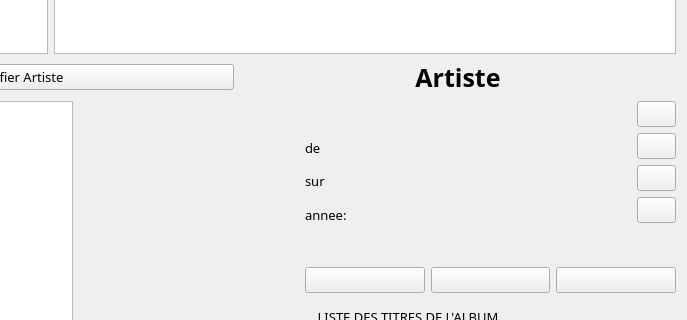
Before: the Qt Designer form projet-musique/core/ongletmp3.ui in toopoormaghell/projet-musique, drawn with Qt 5; both pictures show x 213 to 900 and y 107 to 427 of the 900 by 931 pixel window.
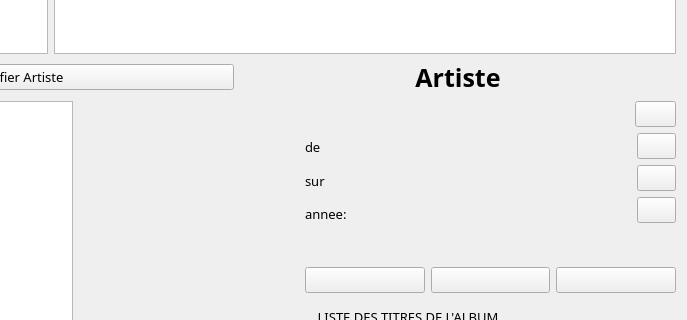
After: the same form once the commit is applied. Icons and pictures are not drawn.

Commit message:
Rectification dans le dialogajouterphys.cpp sur un mauvais type.
Ajustement de l'affichage du titre sur l'ongletMP3

Diff of the .ui file:
```diff
--- a/projet-musique/core/ongletmp3.ui
+++ b/projet-musique/core/ongletmp3.ui
@@ -263,6 +263,58 @@
        <property name="sizeConstraint">
         <enum>QLayout::SetDefaultConstraint</enum>
        </property>
+       <item>
+        <layout class="QHBoxLayout" name="horizontalLayout_8">
+         <item>
+          <widget class="QLabel" name="Titre">
+           <property name="minimumSize">
+            <size>
+             <width>480</width>
+             <height>0</height>
+            </size>
+           </property>
+           <property name="maximumSize">
+            <size>
+             <width>480</width>
+             <height>16777215</height>
+            </size>
+           </property>
+           <property name="accessibleName">
+            <string>TitreWidget</string>
+           </property>
+           <property name="text">
+            <string/>
+           </property>
+           <property name="alignment">
+            <set>Qt::AlignCenter</set>
+           </property>
+          </widget>
+         </item>
+         <item>
+          <widget class="QPushButton" name="LireMP3">
+           <property name="toolTip">
+            <string>Lire MP3 (Maj+L)</string>
+           </property>
+           <property name="accessibleName">
+            <string>raccourcis</string>
+           </property>
+           <property name="styleSheet">
+            <string notr="true"/>
+           </property>
+           <property name="text">
+            <string/>
+           </property>
+           <property name="icon">
+            <iconset resource="IconesMenu.qrc">
+             <normaloff>:/MP3/lire</normaloff>:/MP3/lire</iconset>
+           </property>
+           <property name="shortcut">
+            <string>Shift+L</string>
+           </property>
+          </widget>
+         </item>
+        </layout>
+       </item>
        <item>
         <layout class="QHBoxLayout" name="horizontalLayout_3">
          <property name="sizeConstraint">
@@ -299,25 +351,6 @@
             <layout class="QHBoxLayout" name="horizontalLayout_6">
              <item>
               <layout class="QVBoxLayout" name="verticalLayout_5">
-               <item>
-                <widget class="QLabel" name="Piste">
-                 <property name="minimumSize">
-                  <size>
-                   <width>50</width>
-                   <height>0</height>
-                  </size>
-                 </property>
-                 <property name="maximumSize">
-                  <size>
-                   <width>50</width>
-                   <height>16777215</height>
-                  </size>
-                 </property>
-                 <property name="text">
-                  <string/>
-                 </property>
-                </widget>
-               </item>
                <item>
                 <widget class="QLabel" name="De">
                  <property name="minimumSize">
@@ -395,31 +428,6 @@
              </item>
              <item>
               <layout class="QVBoxLayout" name="verticalLayout_2">
-               <item>
-                <widget class="QLabel" name="Titre">
-                 <property name="minimumSize">
-                  <size>
-                   <width>270</width>
-                   <height>0</height>
-                  </size>
-                 </property>
-                 <property name="maximumSize">
-                  <size>
-                   <width>270</width>
-                   <height>16777215</height>
-                  </size>
-                 </property>
-                 <property name="accessibleName">
-                  <string>TitreWidget</string>
-                 </property>
-                 <property name="text">
-                  <string/>
-                 </property>
-                 <property name="alignment">
-                  <set>Qt::AlignCenter</set>
-                 </property>
-                </widget>
-               </item>
                <item>
                 <widget class="QLabel" name="NomArtiste">
                  <property name="minimumSize">
@@ -506,29 +514,6 @@
              </item>
              <item>
               <layout class="QVBoxLayout" name="verticalLayout_9">
-               <item>
-                <widget class="QPushButton" name="LireMP3">
-                 <property name="toolTip">
-                  <string>Lire MP3 (Maj+L)</string>
-                 </property>
-                 <property name="accessibleName">
-                  <string>raccourcis</string>
-                 </property>
-                 <property name="styleSheet">
-                  <string notr="true"/>
-                 </property>
-                 <property name="text">
-                  <string/>
-                 </property>
-                 <property name="icon">
-                  <iconset resource="IconesMenu.qrc">
-                   <normaloff>:/MP3/lire</normaloff>:/MP3/lire</iconset>
-                 </property>
-                 <property name="shortcut">
-                  <string>Shift+L</string>
-                 </property>
-                </widget>
-               </item>
                <item>
                 <widget class="QPushButton" name="LireArtiste">
                  <property name="toolTip">
```
The commit also changes 2 other files.
